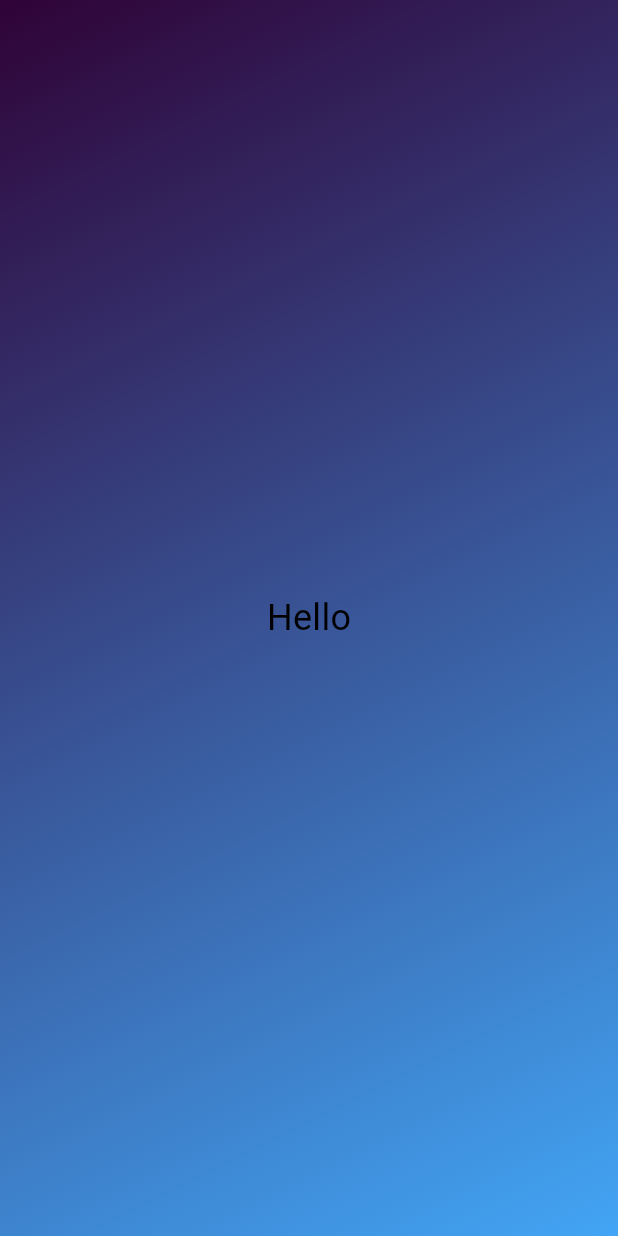
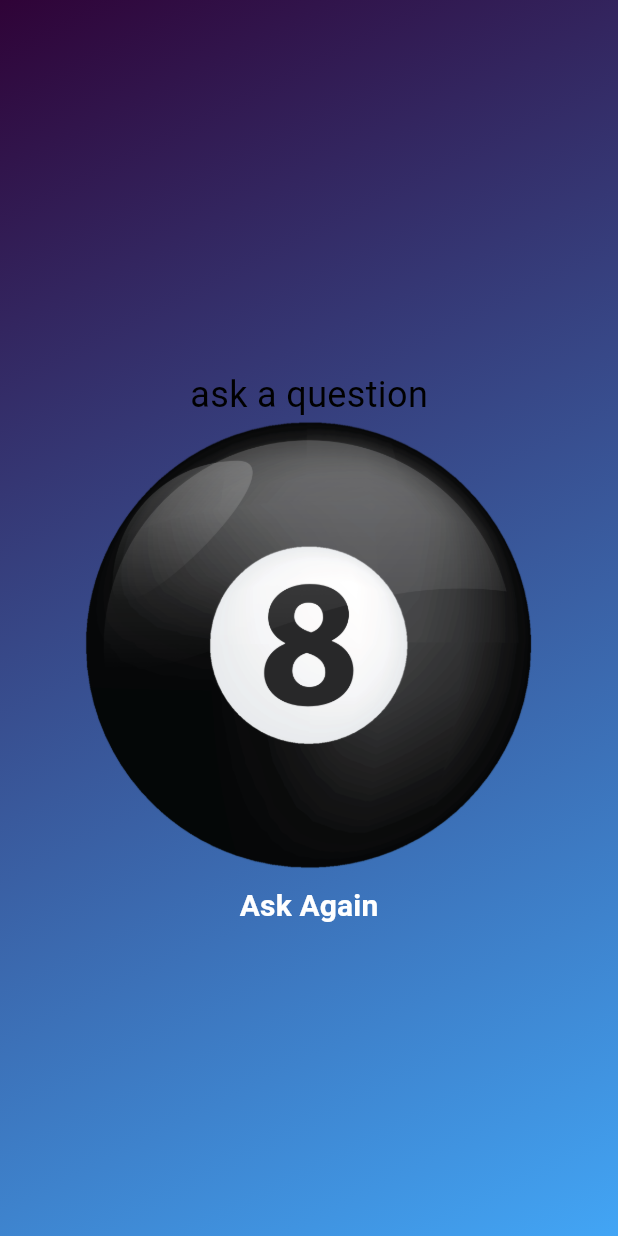
Before and after one commit to JamesManon-og/Magic-Ball, a Flutter app: the screen it shows after launch, on a phone screen of 412 x 824 dp. Run offline on Flutter 3.47's test engine with Material 3 defaults, Android fonts, the phone set to English and light mode, and no system bars.

Commit message:
Add MagicBallWidget with shake functionality and styled text
- Implemented MagicBallWidget as a StatefulWidget.
- Added shake method to change the ball image on button press.
- Included a StyledTest widget for user prompt.
- Integrated an image asset for the magic ball and a button to ask again.

```diff
--- a/lib/gradient_container.dart
+++ b/lib/gradient_container.dart
@@ -1,9 +1,14 @@
+import 'package:flutter/material.dart';
+import 'package:magic_ball/magic_ball_widget.dart';
 
 
-import 'package:flutter/material.dart';
+const Alignment alignmentTopLeft = Alignment.topLeft;
+const Alignment alignmentBottomRight = Alignment.bottomRight;
+
 
 class GradientContainer extends StatelessWidget {
-  const GradientContainer({super.key});
+  GradientContainer({super.key});
+
 
   @override
   Widget build(BuildContext context) {
@@ -13,11 +18,12 @@ class GradientContainer extends StatelessWidget {
           const Color.fromARGB(255, 47, 3, 55),
           Colors.blue.shade400,
         ],
-        begin: Alignment.topLeft,
-        end: Alignment.bottomRight
+        begin: alignmentTopLeft,
+        end: alignmentBottomRight
         )
       ),
-      child: Center(child: Text("Hello", style: TextStyle(color: Colors.black, fontSize: 24),)));
+      child: Center(
+      child: MagicBallWidget()
+              ));
   }
-
 }
--- /dev/null
+++ b/lib/magic_ball_widget.dart
@@ -0,0 +1,43 @@
+import 'package:flutter/material.dart';
+import 'styled_test.dart';
+
+class MagicBallWidget extends StatefulWidget {
+  @override
+  State<MagicBallWidget> createState() {
+    return _MagicBallWidgetState();
+  }
+}
+
+class _MagicBallWidgetState extends State<MagicBallWidget> {
+  String ballImage = "assets/images/ball_images/1.png";
+
+  void shake() {
+    setState(() {
+      ballImage = "assets/images/ball_images/2.png";
+      print("Shake the ball!");
+    });
+  }
+
+  @override
+  Widget build(BuildContext context) {
+    return  Column(
+        mainAxisSize: MainAxisSize.min,
+        children: [
+          const SizedBox(height: 50),
+          const StyledTest("ask a question"),
+          Image.asset(ballImage, width: 300),
+          TextButton(
+            onPressed: shake,
+            child: const Text(
+              "Ask Again",
+              style: TextStyle(
+                fontSize: 20,
+                color: Color.fromARGB(255, 255, 255, 255),
+                fontWeight: FontWeight.bold,
+              ),
+            ),
+          ),
+        ],
+      );
+  }
+}
--- a/lib/styled_test.dart
+++ b/lib/styled_test.dart
@@ -2,11 +2,26 @@ import 'package:flutter/material.dart';
 
 
 class StyledTest extends StatelessWidget {
-  const StyledTest({super.key});
+  final String text;
+
+  const StyledTest(this.text, {super.key});
 
   @override
   Widget build(BuildContext context) {
-    return MaterialApp(
+    return Text(
+      text,
+      style: const TextStyle(
+        color: Colors.black,
+        fontSize: 24,
+
+      ),
+    );
+  }
+}
+
+
+/*
+return MaterialApp(
       home: Scaffold(
         body: Center(
           child: Text(
@@ -18,3 +33,4 @@ class StyledTest extends StatelessWidget {
     );
   }
 }
+*/
--- a/pubspec.yaml
+++ b/pubspec.yaml
@@ -58,9 +58,9 @@ flutter:
   uses-material-design: true
 
   # To add assets to your application, add an assets section, like this:
-  # assets:
-  #   - images/a_dot_burr.jpeg
-  #   - images/a_dot_ham.jpeg
+  assets:
+    - assets/images/ball_images/
+
 
   # An image asset can refer to one or more resolution-specific "variants", see
   # https://flutter.dev/to/resolution-aware-images
```
Also changed, not shown: assets/images/ball_images/1.png (added), assets/images/ball_images/2.png (added), assets/images/ball_images/3.png (added), assets/images/ball_images/4.png (added), assets/images/ball_images/5.png (added), assets/images/ball_images/6.png (added).
